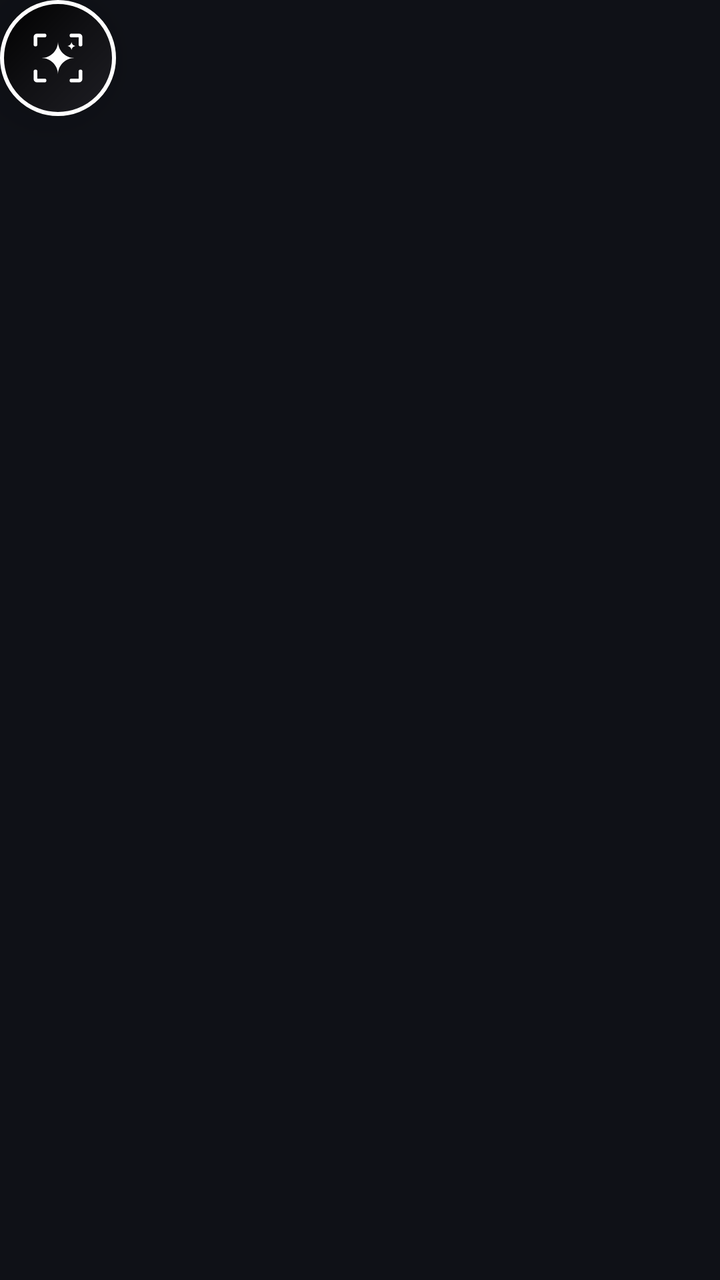
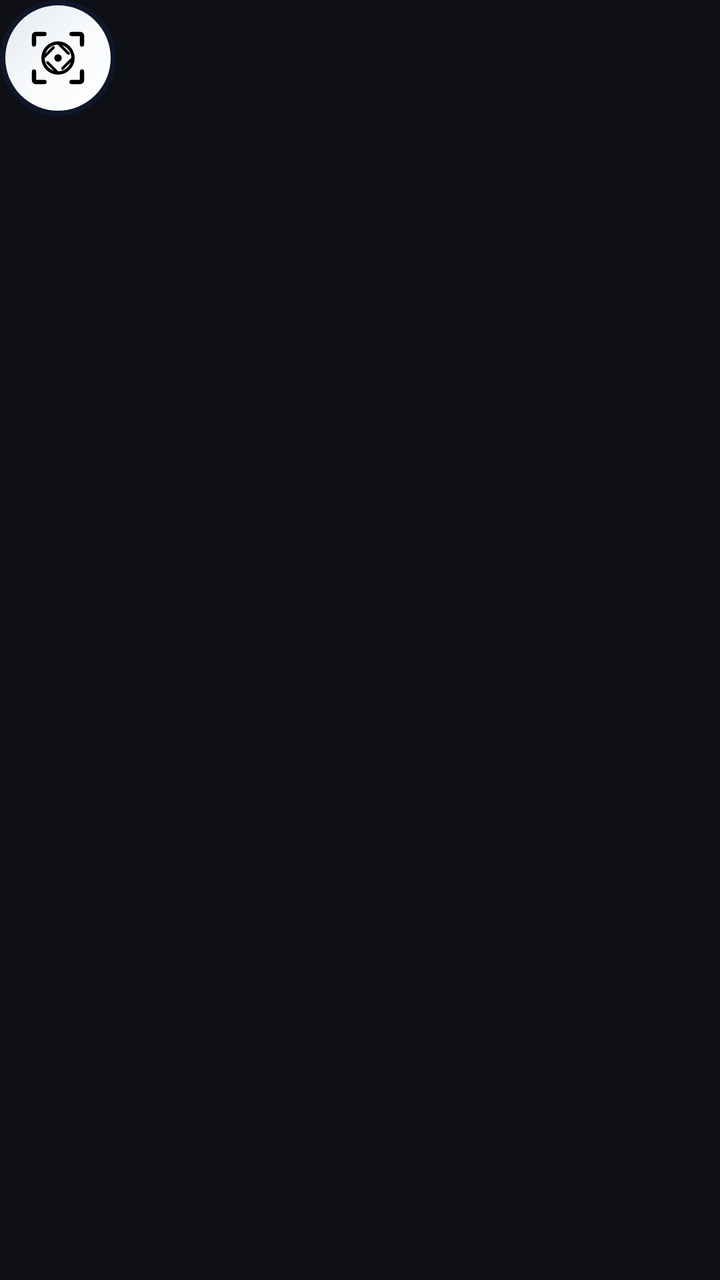

Screens rendered from an Android XML layout before and after an edit, with the pre-edit source and the edit as a unified diff.
<!-- AndroidManifest.xml: application theme Theme.ScreenChatGPTOverlay -->
<!-- res/layout/overlay_floating_bubble.xml -->
<?xml version="1.0" encoding="utf-8"?>
<FrameLayout xmlns:android="http://schemas.android.com/apk/res/android"
    xmlns:app="http://schemas.android.com/apk/res-auto"
    android:id="@+id/bubbleRoot"
    android:layout_width="wrap_content"
    android:layout_height="wrap_content"
    android:clickable="true"
    android:focusable="true">

    
    <ImageView
        android:id="@+id/ivBubbleIcon"
        android:layout_width="58dp"
        android:layout_height="58dp"
        android:background="@drawable/bg_floating_bubble"
        android:contentDescription="ScreenGPT Bubble"
        android:elevation="12dp"
        android:padding="11dp"
        android:scaleType="centerInside"
        android:src="@drawable/ic_screen_gpt_mono" />

</FrameLayout>
<!-- resources referenced by this layout -->
<resources>
  <!-- drawable bg_floating_bubble (drawable) -->
  <?xml version="1.0" encoding="utf-8"?>
  <ripple xmlns:android="http://schemas.android.com/apk/res/android"
      android:color="#4DFFFFFF">
      <item>
          <shape android:shape="oval">
              <gradient
                  android:angle="135"
                  android:startColor="#1E1E24"
                  android:centerColor="#111114"
                  android:endColor="#000000"
                  android:type="linear" />
              <stroke
                  android:width="2dp"
                  android:color="#FFFFFF" />
              <size
                  android:width="58dp"
                  android:height="58dp" />
          </shape>
      </item>
  </ripple>
  <!-- drawable ic_screen_gpt_mono (drawable) -->
  <vector xmlns:android="http://schemas.android.com/apk/res/android"
      android:width="48dp"
      android:height="48dp"
      android:viewportWidth="48"
      android:viewportHeight="48">
  
      
      <path
          android:strokeColor="#FFFFFF"
          android:strokeWidth="2.5"
          android:strokeLineCap="round"
          android:strokeLineJoin="round"
          android:fillColor="#00000000"
          android:pathData="M 9,15 L 9,10 C 9,9.45 9.45,9 10,9 L 15,9 M 33,9 L 38,9 C 38.55,9 39,9.45 39,10 L 39,15 M 39,33 L 39,38 C 39,38.55 38.55,39 38,39 L 33,39 M 15,39 L 10,39 C 9.45,39 9,38.55 9,38 L 9,33" />
  
      
      <path
          android:fillColor="#FFFFFF"
          android:pathData="M 24,13 C 24,19.07 19.07,24 13,24 C 19.07,24 24,28.93 24,35 C 24,28.93 28.93,24 35,24 C 28.93,24 24,19.07 24,13 Z" />
  
      
      <path
          android:fillColor="#FFFFFF"
          android:pathData="M 33,13 C 33,14.65 31.65,16 30,16 C 31.65,16 33,17.35 33,19 C 33,17.35 34.35,16 36,16 C 34.35,16 33,14.65 33,13 Z" />
  
  </vector>
  <style name="Theme.ScreenChatGPTOverlay" parent="Theme.Material3.Dark.NoActionBar">
          <item name="colorPrimary">@color/brand_emerald</item>
          <item name="colorOnPrimary">@color/text_on_brand</item>
          <item name="colorSecondary">@color/brand_purple</item>
          <item name="android:windowBackground">@color/bg_dark_base</item>
          <item name="android:statusBarColor">@color/bg_dark_base</item>
          <item name="android:navigationBarColor">@color/bg_dark_base</item>
      </style>
  <color name="brand_emerald">#10A37F</color>
  <color name="text_on_brand">#FFFFFF</color>
  <color name="brand_purple">#6366F1</color>
  <color name="bg_dark_base">#0F1117</color>
</resources>

<!-- the commit's change to res/layout/overlay_floating_bubble.xml (unified diff, before → after) -->
@@ -14,9 +14,9 @@
         android:layout_height="58dp"
         android:background="@drawable/bg_floating_bubble"
         android:contentDescription="ScreenGPT Bubble"
-        android:elevation="12dp"
+        android:elevation="14dp"
         android:padding="11dp"
         android:scaleType="centerInside"
-        android:src="@drawable/ic_screen_gpt_mono" />
+        android:src="@drawable/ic_screen_aperture_lens" />
 
 </FrameLayout>
<!-- resource entries referenced after the edit -->
@@ -3,25 +3,25 @@
   <!-- drawable bg_floating_bubble (drawable) -->
   <?xml version="1.0" encoding="utf-8"?>
   <ripple xmlns:android="http://schemas.android.com/apk/res/android"
-      android:color="#4DFFFFFF">
+      android:color="#33000000">
       <item>
           <shape android:shape="oval">
               <gradient
                   android:angle="135"
-                  android:startColor="#1E1E24"
-                  android:centerColor="#111114"
-                  android:endColor="#000000"
+                  android:startColor="#FFFFFF"
+                  android:centerColor="#F8FAFC"
+                  android:endColor="#E2E8F0"
                   android:type="linear" />
               <stroke
-                  android:width="2dp"
-                  android:color="#FFFFFF" />
+                  android:width="2.5dp"
+                  android:color="#0F172A" />
               <size
                   android:width="58dp"
                   android:height="58dp" />
           </shape>
       </item>
   </ripple>
-  <!-- drawable ic_screen_gpt_mono (drawable) -->
+  <!-- drawable ic_screen_aperture_lens (drawable) -->
   <vector xmlns:android="http://schemas.android.com/apk/res/android"
       android:width="48dp"
       android:height="48dp"
@@ -30,22 +30,32 @@
   
       
       <path
-          android:strokeColor="#FFFFFF"
-          android:strokeWidth="2.5"
+          android:strokeColor="#000000"
+          android:strokeWidth="2.8"
           android:strokeLineCap="round"
           android:strokeLineJoin="round"
           android:fillColor="#00000000"
-          android:pathData="M 9,15 L 9,10 C 9,9.45 9.45,9 10,9 L 15,9 M 33,9 L 38,9 C 38.55,9 39,9.45 39,10 L 39,15 M 39,33 L 39,38 C 39,38.55 38.55,39 38,39 L 33,39 M 15,39 L 10,39 C 9.45,39 9,38.55 9,38 L 9,33" />
+          android:pathData="M 8,15 L 8,9 C 8,8.45 8.45,8 9,8 L 15,8 M 33,8 L 39,8 C 39.55,8 40,8.45 40,9 L 40,15 M 40,33 L 40,39 C 40,39.55 39.55,40 39,40 L 33,40 M 15,40 L 9,40 C 8.45,40 8,39.55 8,39 L 8,33" />
   
       
       <path
-          android:fillColor="#FFFFFF"
-          android:pathData="M 24,13 C 24,19.07 19.07,24 13,24 C 19.07,24 24,28.93 24,35 C 24,28.93 28.93,24 35,24 C 28.93,24 24,19.07 24,13 Z" />
+          android:strokeColor="#000000"
+          android:strokeWidth="2.2"
+          android:fillColor="#00000000"
+          android:pathData="M 24,14 A 10,10 0 1,0 24,34 A 10,10 0 1,0 24,14 Z" />
   
       
       <path
-          android:fillColor="#FFFFFF"
-          android:pathData="M 33,13 C 33,14.65 31.65,16 30,16 C 31.65,16 33,17.35 33,19 C 33,17.35 34.35,16 36,16 C 34.35,16 33,14.65 33,13 Z" />
+          android:strokeColor="#000000"
+          android:strokeWidth="1.8"
+          android:strokeLineCap="round"
+          android:fillColor="#00000000"
+          android:pathData="M 24,14 L 31,21 M 34,24 L 27,31 M 24,34 L 17,27 M 14,24 L 21,17" />
+  
+      
+      <path
+          android:fillColor="#000000"
+          android:pathData="M 24,21.5 A 2.5,2.5 0 1,0 24,26.5 A 2.5,2.5 0 1,0 24,21.5 Z" />
   
   </vector>
   <style name="Theme.ScreenChatGPTOverlay" parent="Theme.Material3.Dark.NoActionBar">
